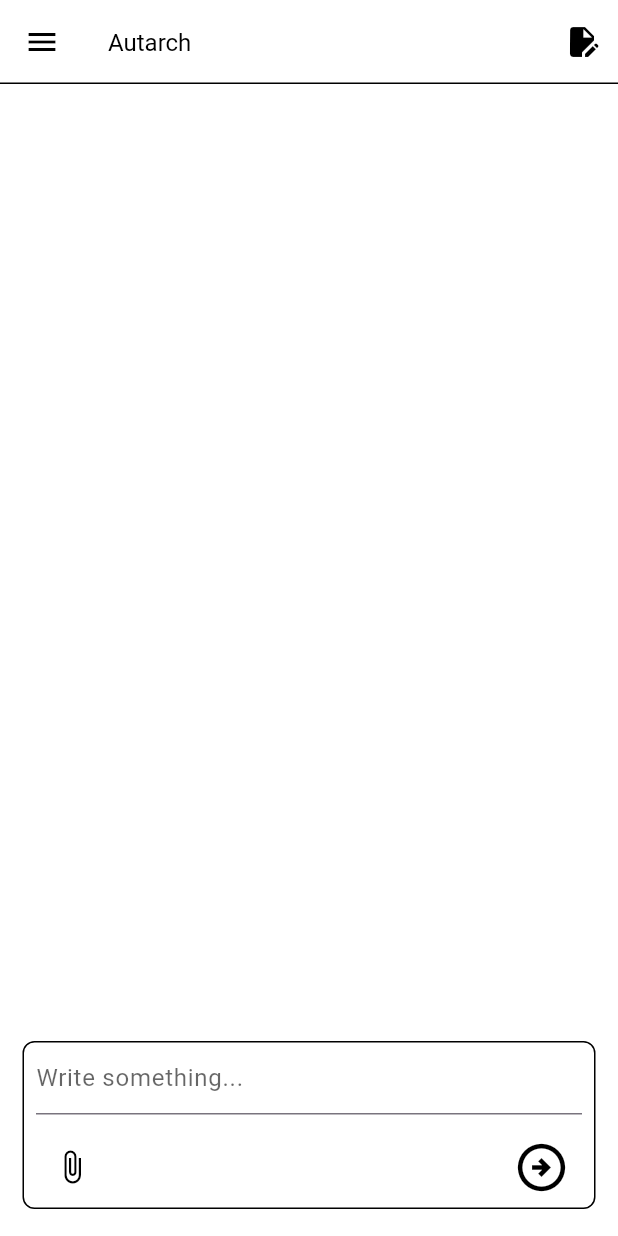
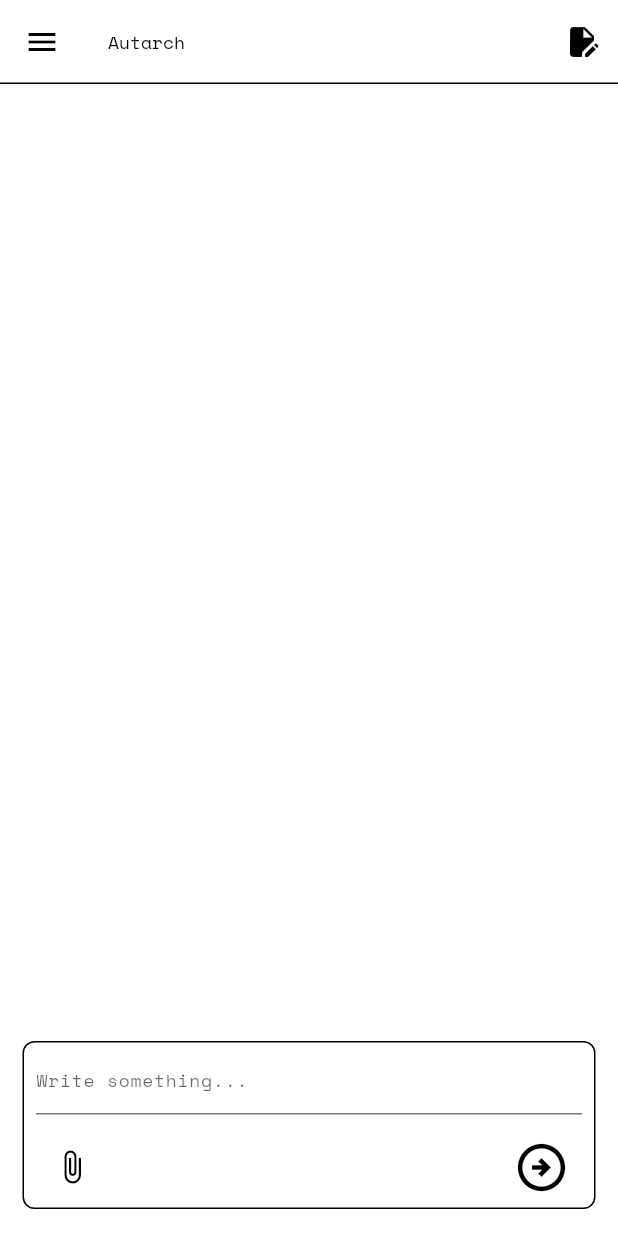
Before and after one commit to anujyadav140/autarchllm, a Flutter app: the screen it shows after launch, in the side drawer, after a tap on the "edit document" icon, on a phone screen of 412 x 824 dp. Run offline on Flutter 3.47's test engine with Material 3 defaults, Android fonts, the light colour scheme and no system bars; our stand-ins replace file_picker, flutter_markdown, google_fonts, hive, hive_flutter, image_picker; missing offline and left inert: ollama_dart; accounts and stored records are empty; network calls fail.

Commit message:
styling changes and added chat date tracker

```diff
--- a/lib/main.dart
+++ b/lib/main.dart
@@ -24,11 +24,13 @@ class ChatSession {
   final String id;
   String title; // first user message
   List<ChatMessage> messages;
+  DateTime createdAt;
 
   ChatSession({
     required this.id,
     required this.title,
     required this.messages,
+    required this.createdAt,
   });
 
   // Convert to Map for saving into Hive
@@ -36,6 +38,7 @@ class ChatSession {
     return {
       'id': id,
       'title': title,
+      'createdAt': createdAt.toIso8601String(),
       'messages': messages
           .map((m) => {
                 'text': m.text,
@@ -51,6 +54,7 @@ class ChatSession {
     return ChatSession(
       id: map['id'],
       title: map['title'] ?? '',
+      createdAt: DateTime.parse(map['createdAt']),
       messages: (map['messages'] as List<dynamic>)
           .map((msg) => ChatMessage(
                 text: msg['text'] ?? '',
@@ -84,6 +88,8 @@ class ChatSessionsProvider extends ChangeNotifier {
       _sessions = stored
           .map((item) => ChatSession.fromMap(Map<String, dynamic>.from(item)))
           .toList();
+      // Sort sessions by createdAt descending
+      _sessions.sort((a, b) => b.createdAt.compareTo(a.createdAt));
     } catch (e) {
       debugPrint('Error loading sessions from Hive: $e');
       _sessions = [];
@@ -105,8 +111,12 @@ class ChatSessionsProvider extends ChangeNotifier {
   // Create new session with blank messages
   Future<ChatSession> createNewSession() async {
     final newId = DateTime.now().millisecondsSinceEpoch.toString();
-    ChatSession newSession =
-        ChatSession(id: newId, title: 'Untitled', messages: []);
+    ChatSession newSession = ChatSession(
+      id: newId,
+      title: 'Untitled',
+      messages: [],
+      createdAt: DateTime.now(),
+    );
     _sessions.insert(0, newSession);
     await _saveSessionsToHive();
     notifyListeners();
@@ -157,6 +167,13 @@ class ChatSessionsProvider extends ChangeNotifier {
   // Finalize the streaming message
   Future<void> finalizeMessage(String sessionId) async {
     await _saveSessionsToHive();
+  }
+
+  // Delete all sessions
+  Future<void> deleteAllSessions() async {
+    _sessions.clear();
+    await _saveSessionsToHive();
+    notifyListeners();
   }
 }
 
@@ -314,7 +331,7 @@ class HomePage extends StatelessWidget {
           children: [
             Text(
               'Autarch - Chat Sessions',
-              style: GoogleFonts.roboto(
+              style: GoogleFonts.spaceMono(
                 color: textColor,
                 fontSize: Theme.of(context).textTheme.bodyLarge?.fontSize,
               ),
@@ -689,24 +706,6 @@ class _OllamaChatPageState extends State<OllamaChatPage> {
                                 ],
                               ),
                               _isModelListPossible
-                                  // ? DropdownButton<String>(
-                                  //     value: tempSelectedModel.isNotEmpty
-                                  //         ? tempSelectedModel
-                                  //         : null,
-                                  //     hint: const Text('Select Model'),
-                                  //     onChanged: (String? newValue) {
-                                  //       if (newValue == null) return;
-                                  //       setStateDialog(() {
-                                  //         tempSelectedModel = newValue;
-                                  //       });
-                                  //     },
-                                  //     items: _modelOptions.map((String modelName) {
-                                  //       return DropdownMenuItem<String>(
-                                  //         value: modelName,
-                                  //         child: Text(modelName),
-                                  //       );
-                                  //     }).toList(),
-                                  //   )
                                   ? Row(
                                       children: [
                                         const Icon(Icons.check_circle,
@@ -802,9 +801,7 @@ class _OllamaChatPageState extends State<OllamaChatPage> {
                               final chatSessionsProvider =
                                   Provider.of<ChatSessionsProvider>(context,
                                       listen: false);
-                              chatSessionsProvider._sessions.clear();
-                              await chatSessionsProvider._saveSessionsToHive();
-                              chatSessionsProvider.notifyListeners();
+                              await chatSessionsProvider.deleteAllSessions();
                               Navigator.of(context).pop();
                             }
                           },
@@ -1017,9 +1014,9 @@ class _OllamaChatPageState extends State<OllamaChatPage> {
             children: [
               Text(
                 'Autarch',
-                style: GoogleFonts.roboto(
+                style: GoogleFonts.spaceMono(
                   color: textColor,
-                  fontSize: Theme.of(context).textTheme.bodyLarge?.fontSize,
+                  fontSize: Theme.of(context).textTheme.bodySmall?.fontSize,
                 ),
               ),
               const SizedBox(width: 12),
@@ -1075,7 +1072,7 @@ class _OllamaChatPageState extends State<OllamaChatPage> {
             bottom: BorderSide(color: borderColor, width: 1.0),
           ),
         ),
-        // Drawer: list out existing chat sessions
+        // Drawer: list out existing chat sessions divided by days
         drawer: Drawer(
           child: Column(
             children: <Widget>[
@@ -1083,37 +1080,24 @@ class _OllamaChatPageState extends State<OllamaChatPage> {
                 child: ListView(
                   padding: EdgeInsets.zero,
                   children: [
-                    // Label
-                    Padding(
-                      padding: const EdgeInsets.only(top: 8.0, left: 8.0),
-                      child: Text(
-                        'Your Chats',
-                        style: GoogleFonts.roboto(
-                          color: textColor,
-                          fontSize: Theme.of(context).textTheme.bodyLarge?.fontSize,
-                        ),
+                    DrawerHeader(
+                      decoration: BoxDecoration(
+                        color: isLight ? Colors.blue : Colors.grey[800],
+                      ),
+                      child: Column(
+                        children: [
+                          Text(
+                            'Your Chats',
+                            style: GoogleFonts.spaceMono(
+                              color: Colors.white,
+                               fontSize: Theme.of(context).textTheme.bodyLarge?.fontSize,
+                            ),
+                          ),
+                        ],
+
                       ),
                     ),
-                    const Divider(),
-                    for (final session in chatSessionsProvider.sessions)
-                      ListTile(
-                        title: Text(
-                          session.title == 'Untitled'
-                              ? '(New Chat)'
-                              : session.title,
-                          style: TextStyle(color: textColor),
-                        ),
-                        onTap: () {
-                          Navigator.pop(context); // close drawer
-                          Navigator.pushReplacement(
-                            context,
-                            MaterialPageRoute(
-                              builder: (context) =>
-                                  OllamaChatPage(sessionId: session.id),
-                            ),
-                          );
-                        },
-                      ),
+                    ..._buildGroupedSessions(chatSessionsProvider.sessions, textColor, borderColor),
                   ],
                 ),
               ),
@@ -1197,6 +1181,8 @@ class _OllamaChatPageState extends State<OllamaChatPage> {
                                 decoration: InputDecoration(
                                   hintText: 'Write something...',
                                   hintStyle: TextStyle(
+                                    fontFamily: GoogleFonts.spaceMono().fontFamily,
+                                    fontSize: Theme.of(context).textTheme.bodySmall?.fontSize,
                                     color: textColor.withOpacity(0.6),
                                   ),
                                 ),
@@ -1242,6 +1228,85 @@ class _OllamaChatPageState extends State<OllamaChatPage> {
         ),
       ),
     );
+  }
+
+  List<Widget> _buildGroupedSessions(List<ChatSession> sessions, Color textColor, Color borderColor) {
+    Map<String, List<ChatSession>> grouped = {
+      'Today': [],
+      'Yesterday': [],
+      'Last 7 Days': [],
+      'Last 30 Days': [],
+      'Older': [],
+    };
+
+    DateTime now = DateTime.now();
+    for (var session in sessions) {
+      Duration diff = now.difference(session.createdAt);
+      if (diff.inDays == 0 &&
+          now.day == session.createdAt.day &&
+          now.month == session.createdAt.month &&
+          now.year == session.createdAt.year) {
+        grouped['Today']!.add(session);
+      } else if (diff.inDays == 1 ||
+          (diff.inDays < 1 && now.day != session.createdAt.day)) {
+        grouped['Yesterday']!.add(session);
+      } else if (diff.inDays <= 7) {
+        grouped['Last 7 Days']!.add(session);
+      } else if (diff.inDays <= 30) {
+        grouped['Last 30 Days']!.add(session);
+      } else {
+        grouped['Older']!.add(session);
+      }
+    }
+
+    List<Widget> widgets = [];
+    grouped.forEach((key, value) {
+      if (value.isNotEmpty) {
+        widgets.add(
+          Padding(
+            padding: const EdgeInsets.symmetric(horizontal: 16.0, vertical: 8.0),
+            child: Text(
+              key,
+              style: GoogleFonts.spaceMono(
+                fontSize: Theme.of(context).textTheme.bodySmall?.fontSize,
+                fontWeight: FontWeight.bold,
+                color: textColor,
+              ),
+            ),
+          ),
+        );
+        for (var session in value) {
+          widgets.add(
+            ListTile(
+              title: Text(
+                session.title == 'Untitled' ? '(New Chat)' : session.title,
+                style: GoogleFonts.spaceMono(color: textColor, fontSize: Theme.of(context).textTheme.bodySmall?.fontSize),
+              ),
+              subtitle: Text(
+                _formatDate(session.createdAt),
+                style: GoogleFonts.spaceMono(color: textColor.withOpacity(0.6), fontSize: Theme.of(context).textTheme.bodySmall?.fontSize),
+              ),
+              onTap: () {
+                Navigator.pop(context); // close drawer
+                Navigator.pushReplacement(
+                  context,
+                  MaterialPageRoute(
+                    builder: (context) => OllamaChatPage(sessionId: session.id),
+                  ),
+                );
+              },
+            ),
+          );
+          widgets.add(const Divider());
+        }
+      }
+    });
+
+    return widgets;
+  }
+
+  String _formatDate(DateTime date) {
+    return "${date.year}-${date.month.toString().padLeft(2,'0')}-${date.day.toString().padLeft(2,'0')} ${date.hour.toString().padLeft(2,'0')}:${date.minute.toString().padLeft(2,'0')}";
   }
 }
 
@@ -1384,7 +1449,7 @@ class ChatBubble extends StatelessWidget {
         styleSheet: MarkdownStyleSheet(
           p: TextStyle(color: textColor),
           codeblockDecoration: const BoxDecoration(),
-          code: TextStyle(color: textColor, fontFamily: 'monospace'),
+          code: GoogleFonts.spaceMono(),
         ),
         // Uncomment and modify to use custom builders
         // builders: {
```
